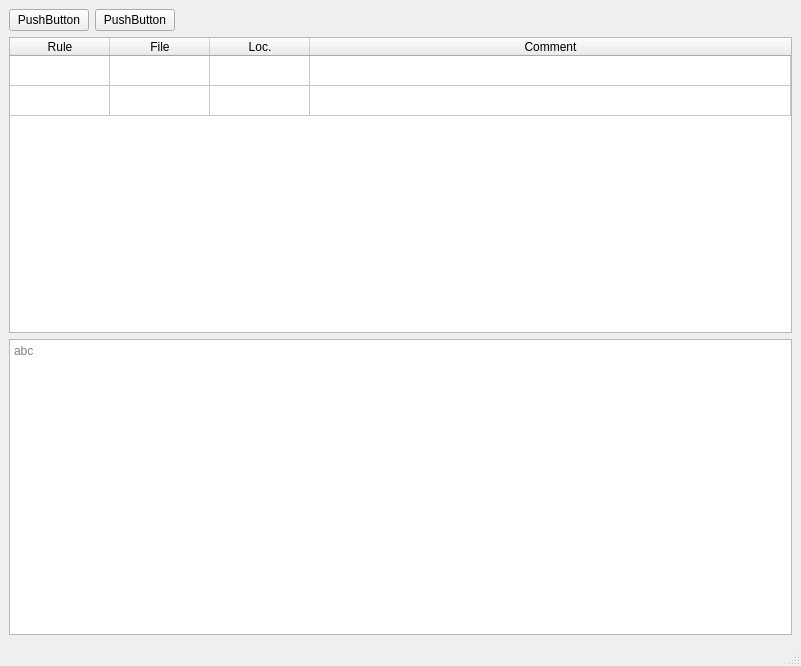
Above: ui/main_view.ui from lythality/saint before the change. Below: the same form after it.
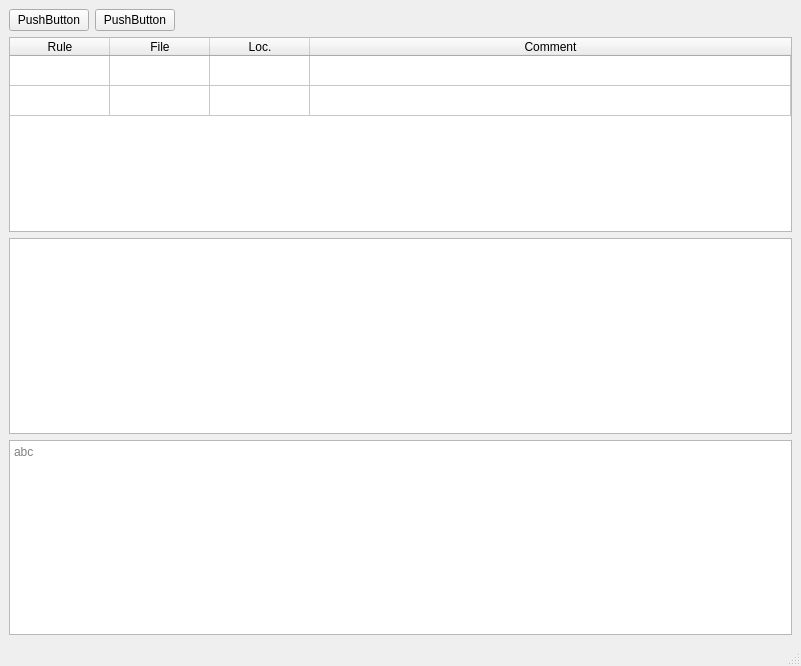
That is the form after the change.

```diff
--- a/ui/main_view.ui
+++ b/ui/main_view.ui
@@ -93,6 +93,34 @@
       </column>
      </widget>
     </item>
+    <item>
+     <widget class="QTableWidget" name="codeWidget">
+      <property name="rowCount">
+       <number>0</number>
+      </property>
+      <property name="columnCount">
+       <number>3</number>
+      </property>
+      <attribute name="horizontalHeaderVisible">
+       <bool>false</bool>
+      </attribute>
+      <attribute name="horizontalHeaderMinimumSectionSize">
+       <number>0</number>
+      </attribute>
+      <attribute name="horizontalHeaderDefaultSectionSize">
+       <number>0</number>
+      </attribute>
+      <attribute name="horizontalHeaderStretchLastSection">
+       <bool>true</bool>
+      </attribute>
+      <attribute name="verticalHeaderVisible">
+       <bool>false</bool>
+      </attribute>
+      <column/>
+      <column/>
+      <column/>
+     </widget>
+    </item>
     <item>
      <widget class="QTextEdit" name="textEdit">
       <property name="placeholderText">
```
